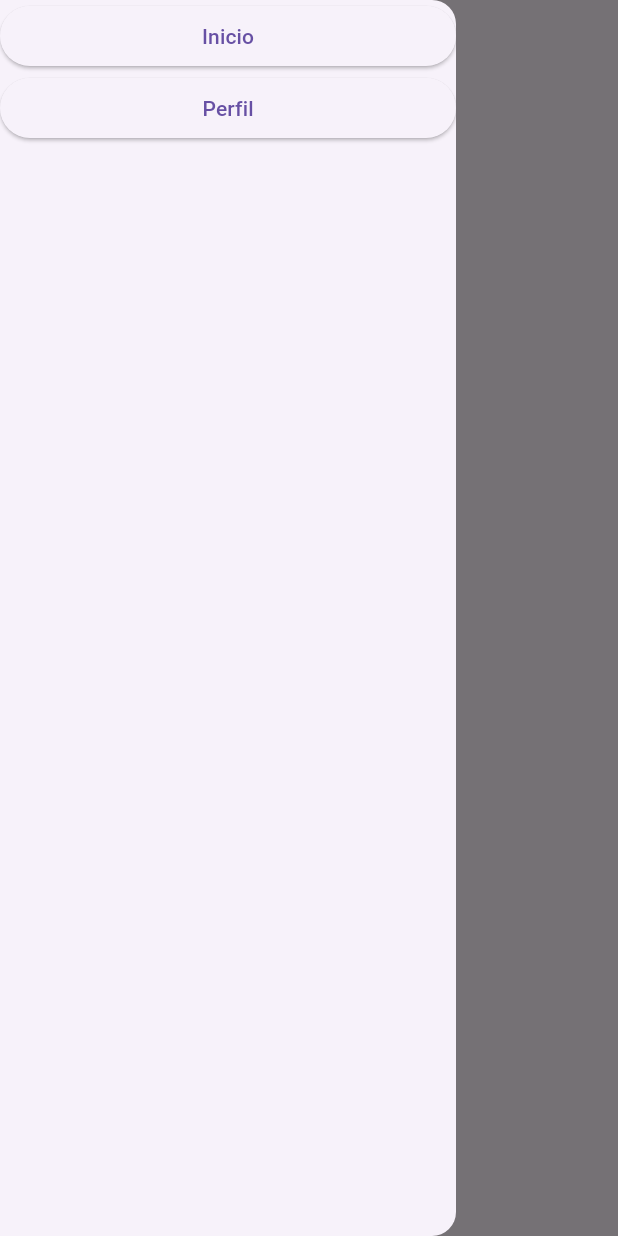
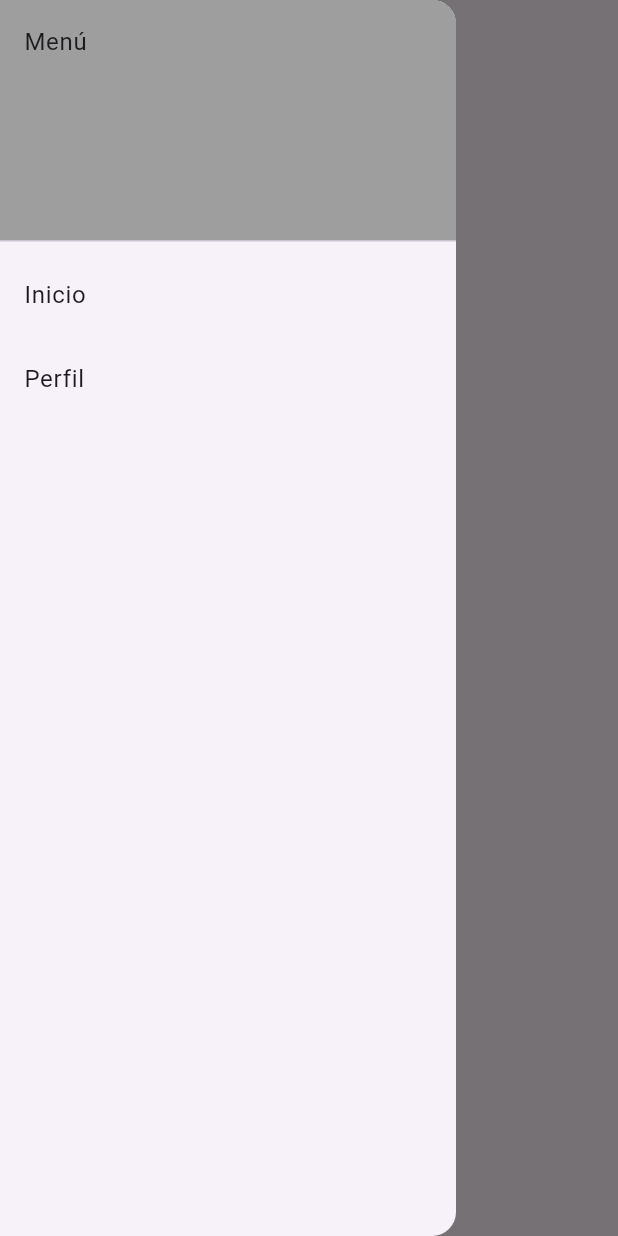
Before and after one commit to CAESAM/contador_flutter, a Flutter app: the screen it shows after launch, in the side drawer, after a tap on the "favorite" icon, on a phone screen of 412 x 824 dp. Run offline on Flutter 3.47's test engine with Material 3 defaults, Android fonts, the phone set to English and light mode, and no system bars.

Commit message:
Tema4Ejercicio3

```diff
--- a/lib/main.dart
+++ b/lib/main.dart
@@ -1,6 +1,6 @@
 import 'package:flutter/material.dart';
 
-final scaffoldMessengerKey = GlobalKey<ScaffoldMessengerState>();
+//final scaffoldMessengerKey = GlobalKey<ScaffoldMessengerState>();
 
 void main() {
   runApp(const MyApp());
@@ -13,16 +13,27 @@ class MyApp extends StatelessWidget {
   @override
   Widget build(BuildContext context) {
     return MaterialApp(
-      scaffoldMessengerKey: scaffoldMessengerKey,
-      home: Scaffold(
+      //scaffoldMessengerKey: scaffoldMessengerKey,
+      home: const MyHome(),
+    );
+  }
+}
+
+class MyHome extends StatelessWidget {
+  const MyHome({super.key});
+
+  @override
+  Widget build(BuildContext context) {
+    return Scaffold(
       appBar: AppBar(
         title: const Text('Tema 4 Ejercicio 3'),
       ),
       body: Center(
         child: FloatingActionButton(
           onPressed: () => {
-              scaffoldMessengerKey.currentState!.showSnackBar(
-                SnackBar(
+            //scaffoldMessengerKey.currentState!.showSnackBar(
+            ScaffoldMessenger.of(context).showSnackBar(
+              const SnackBar(
                 content: Text('FAB Presionado'),
               ),
             )
@@ -33,28 +44,37 @@ class MyApp extends StatelessWidget {
       drawer: Drawer(
         child: ListView(
           children: [
-              ElevatedButton(
-                onPressed: () {
-                  scaffoldMessengerKey.currentState!.showSnackBar(
-                    SnackBar(
+            const DrawerHeader(
+              decoration: BoxDecoration(
+                color: Colors.grey,
+              ),
+              child: Text('Menú'),
+            ),
+            ListTile(
+              title: const Text('Inicio'),
+              onTap: () {
+                Navigator.pop(context);
+                //scaffoldMessengerKey.currentState!.showSnackBar(
+                ScaffoldMessenger.of(context).showSnackBar(
+                  const SnackBar(
                     content: Text('Inicio Presionado'),
                   ),
                 );
               },
-                child: const Text('Inicio'),
             ),
-              ElevatedButton(
-                onPressed: () {
-                  scaffoldMessengerKey.currentState!.showSnackBar(
-                    SnackBar(
+            ListTile(
+              title: const Text('Perfil'),
+              onTap: () {
+                Navigator.pop(context);
+                //scaffoldMessengerKey.currentState!.showSnackBar(
+                ScaffoldMessenger.of(context).showSnackBar(
+                  const SnackBar(
                     content: Text('Perfil Presionado'),
                   ),
                 );
               },
-                child: const Text('Perfil'),
             ),
           ],
-          ),
         ),
       ),
     );
```
Lines whose indentation alone changed are shown as unchanged.
